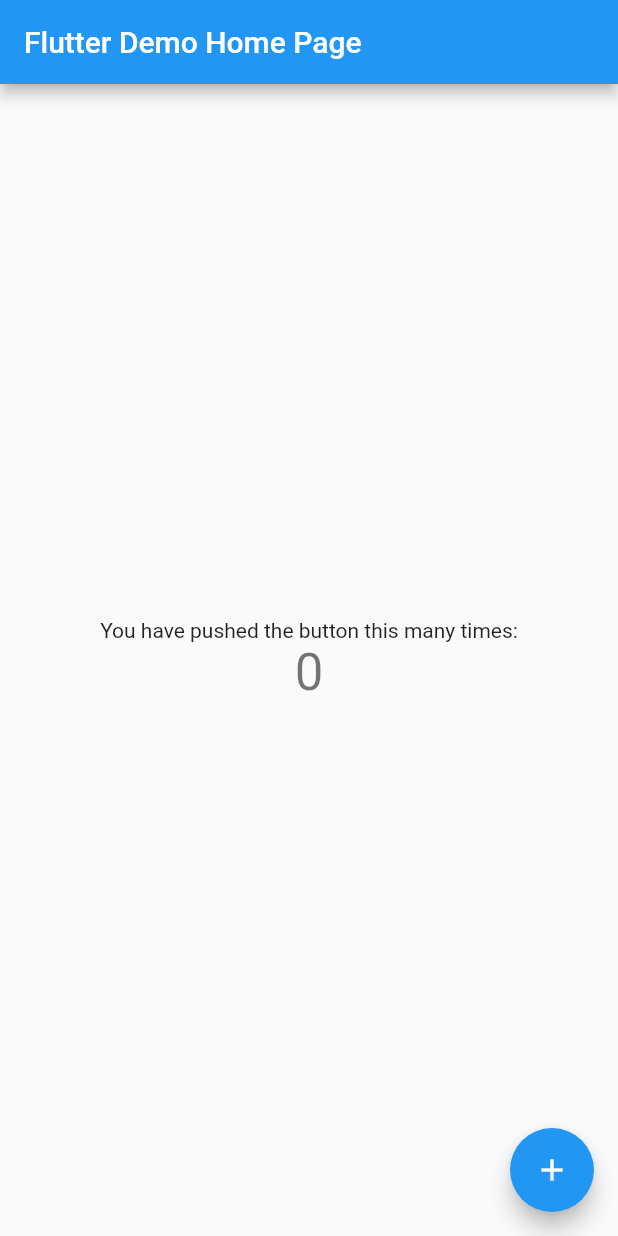
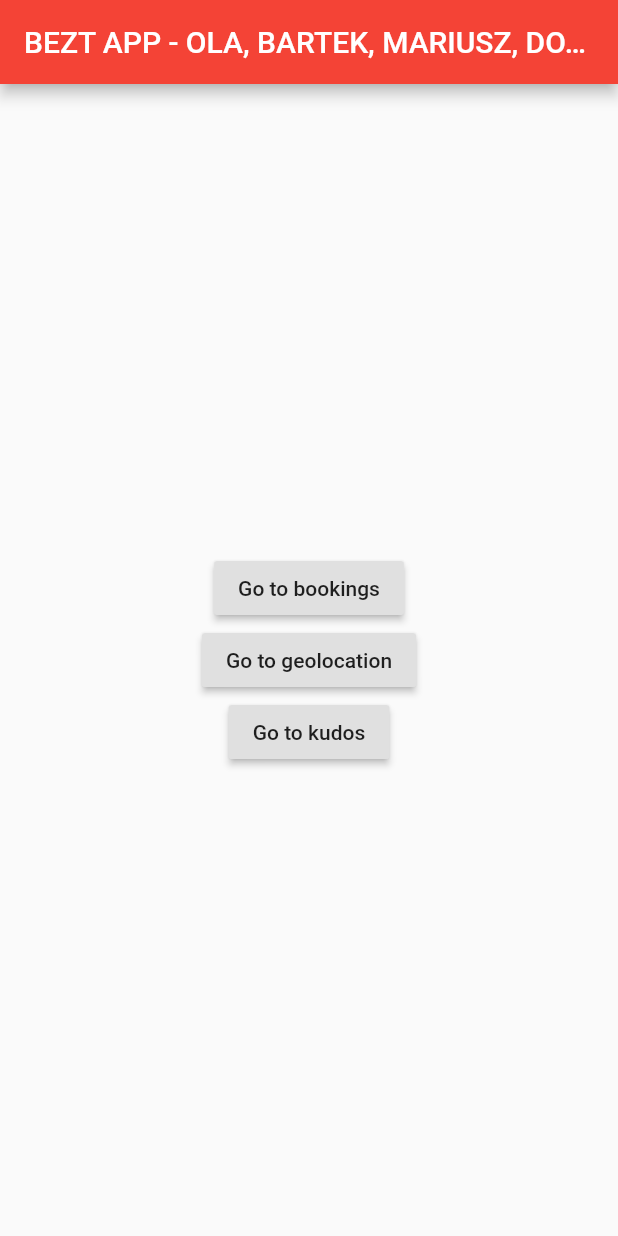
Before and after one commit to Appnroll/office-app, a Flutter app: the screen it shows after launch, on a phone screen of 412 x 824 dp. Run offline on Flutter 3.47's test engine with Material 2 defaults, Android fonts, the phone set to English and light mode, and no system bars.

```diff
--- a/lib/main.dart
+++ b/lib/main.dart
@@ -1,42 +1,25 @@
 import 'package:flutter/material.dart';
+import 'package:office_app/booking/booking.dart';
+import 'package:office_app/geo/geolocation.dart';
+import 'package:office_app/kudos/kudos.dart';
 
 void main() => runApp(MyApp());
 
 class MyApp extends StatelessWidget {
-  // This widget is the root of your application.
   @override
   Widget build(BuildContext context) {
     return MaterialApp(
       title: 'Flutter Demo',
       theme: ThemeData(
-        // This is the theme of your application.
-        //
-        // Try running your application with "flutter run". You'll see the
-        // application has a blue toolbar. Then, without quitting the app, try
-        // changing the primarySwatch below to Colors.green and then invoke
-        // "hot reload" (press "r" in the console where you ran "flutter run",
-        // or simply save your changes to "hot reload" in a Flutter IDE).
-        // Notice that the counter didn't reset back to zero; the application
-        // is not restarted.
-        primarySwatch: Colors.blue,
+        primarySwatch: Colors.red,
       ),
-      home: MyHomePage(title: 'Flutter Demo Home Page'),
+      home: MyHomePage(title: 'BEZT APP - OLA, BARTEK, MARIUSZ, DOTA '),
     );
   }
 }
 
 class MyHomePage extends StatefulWidget {
   MyHomePage({Key key, this.title}) : super(key: key);
-
-  // This widget is the home page of your application. It is stateful, meaning
-  // that it has a State object (defined below) that contains fields that affect
-  // how it looks.
-
-  // This class is the configuration for the state. It holds the values (in this
-  // case the title) provided by the parent (in this case the App widget) and
-  // used by the build method of the State. Fields in a Widget subclass are
-  // always marked "final".
-
   final String title;
 
   @override
@@ -44,68 +27,46 @@ class MyHomePage extends StatefulWidget {
 }
 
 class _MyHomePageState extends State<MyHomePage> {
-  int _counter = 0;
-
-  void _incrementCounter() {
-    setState(() {
-      // This call to setState tells the Flutter framework that something has
-      // changed in this State, which causes it to rerun the build method below
-      // so that the display can reflect the updated values. If we changed
-      // _counter without calling setState(), then the build method would not be
-      // called again, and so nothing would appear to happen.
-      _counter++;
-    });
-  }
-
   @override
   Widget build(BuildContext context) {
-    // This method is rerun every time setState is called, for instance as done
-    // by the _incrementCounter method above.
-    //
-    // The Flutter framework has been optimized to make rerunning build methods
-    // fast, so that you can just rebuild anything that needs updating rather
-    // than having to individually change instances of widgets.
     return Scaffold(
       appBar: AppBar(
-        // Here we take the value from the MyHomePage object that was created by
-        // the App.build method, and use it to set our appbar title.
         title: Text(widget.title),
       ),
       body: Center(
-        // Center is a layout widget. It takes a single child and positions it
-        // in the middle of the parent.
         child: Column(
-          // Column is also layout widget. It takes a list of children and
-          // arranges them vertically. By default, it sizes itself to fit its
-          // children horizontally, and tries to be as tall as its parent.
-          //
-          // Invoke "debug painting" (press "p" in the console, choose the
-          // "Toggle Debug Paint" action from the Flutter Inspector in Android
-          // Studio, or the "Toggle Debug Paint" command in Visual Studio Code)
-          // to see the wireframe for each widget.
-          //
-          // Column has various properties to control how it sizes itself and
-          // how it positions its children. Here we use mainAxisAlignment to
-          // center the children vertically; the main axis here is the vertical
-          // axis because Columns are vertical (the cross axis would be
-          // horizontal).
           mainAxisAlignment: MainAxisAlignment.center,
           children: <Widget>[
-            Text(
-              'You have pushed the button this many times:',
+            RaisedButton(
+              onPressed: () {
+                Navigator.push(
+                    context,
+                    MaterialPageRoute(builder: (context) => Booking())
+                );
+              },
+              child: Text('Go to bookings')
             ),
-            Text(
-              '$_counter',
-              style: Theme.of(context).textTheme.display1,
+            RaisedButton(
+                onPressed: () {
+                  Navigator.push(
+                      context,
+                      MaterialPageRoute(builder: (context) => Geolocation())
+                  );
+                },
+                child: Text('Go to geolocation')
             ),
+            RaisedButton(
+                onPressed: () {
+                  Navigator.push(
+                      context,
+                      MaterialPageRoute(builder: (context) => Kudos())
+                  );
+                },
+                child: Text('Go to kudos')
+            )
           ],
         ),
       ),
-      floatingActionButton: FloatingActionButton(
-        onPressed: _incrementCounter,
-        tooltip: 'Increment',
-        child: Icon(Icons.add),
-      ), // This trailing comma makes auto-formatting nicer for build methods.
     );
   }
 }
```
Also changed, not shown: lib/booking/booking.dart (added, +20 -0 lines), lib/geo/geolocation.dart (added, +20 -0 lines), lib/kudos/kudos.dart (added, +20 -0 lines).
